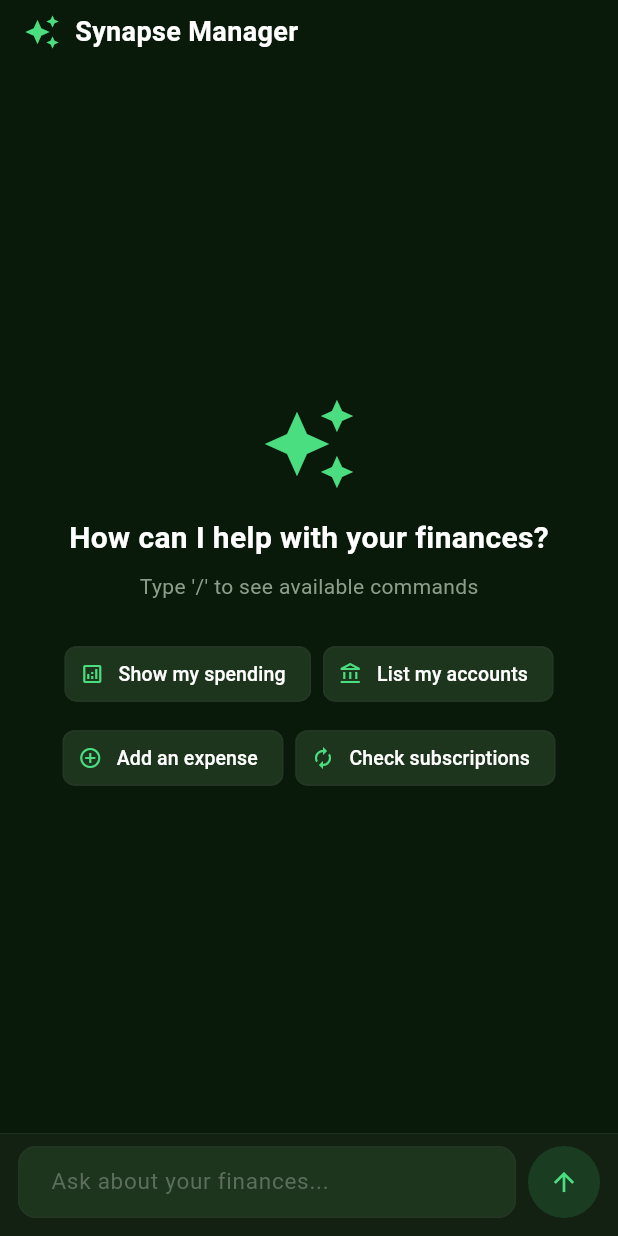
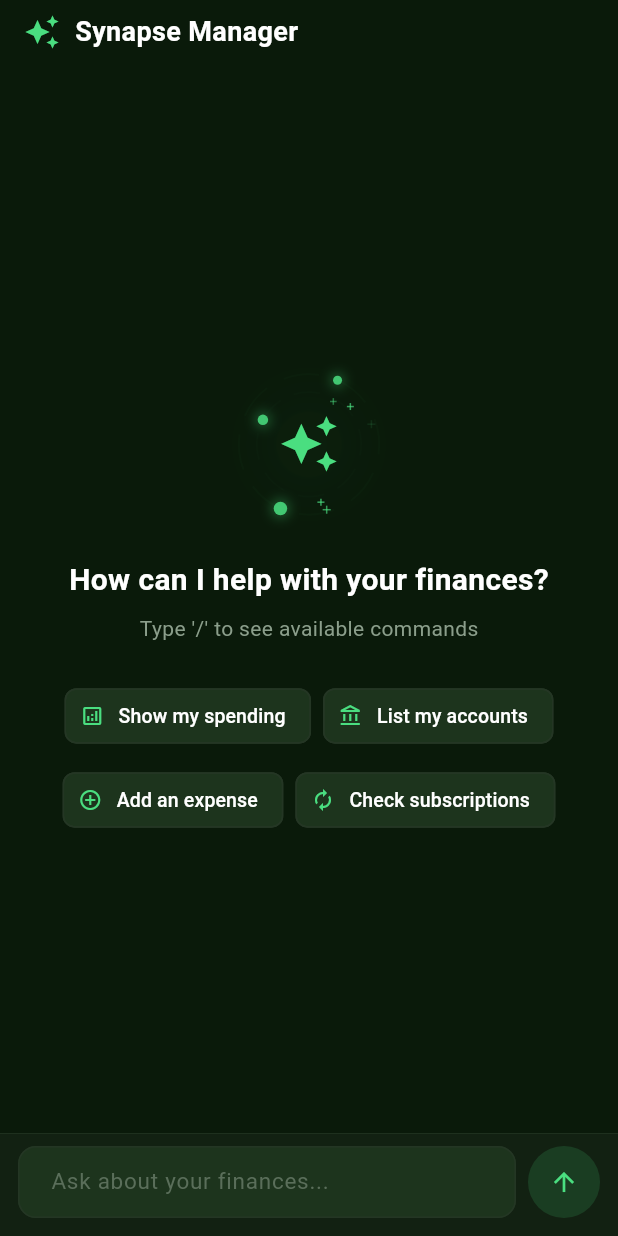
Before and after one commit to iamc1oud/SynapseFinance, a Flutter app: the ChatPage widget shown alone on an empty page, opened directly, on a phone screen of 412 x 824 dp. Run offline on Flutter 3.47's test engine with Material 3 defaults, Android fonts, the phone set to English and light mode, and no system bars; our stand-ins replace dartz, dio, equatable, flutter_bloc, flutter_markdown, flutter_secure_storage and 6 more; accounts and stored records are empty; generated files the repository leaves out were written again; network calls fail.

Commit message:
feat(assistant): added sci-fi animation for loader.

```diff
--- a/frontend/synapse_finance/lib/features/assistant/presentation/bloc/chat_cubit.dart
+++ b/frontend/synapse_finance/lib/features/assistant/presentation/bloc/chat_cubit.dart
@@ -28,6 +28,10 @@ class ChatCubit extends Cubit<ChatState> {
   String _categoriesContext = '';
   String _currencyContext = '';
   bool _contextLoaded = false;
+
+  /// Lookup maps for resolving IDs to names in interactive cards.
+  final Map<int, String> _accountNames = {};
+  final Map<int, String> _categoryNames = {};
 
   ChatCubit(this._aiService, this._toolRegistry, this._toolExecutor)
     : super(const ChatState()) {
@@ -190,6 +194,25 @@ class ChatCubit extends Cubit<ChatState> {
               }),
             });
 
+            // Enrich with display names for the card UI
+            final enriched = Map<String, dynamic>.from(arguments);
+            if (enriched.containsKey('account_id')) {
+              enriched['account_name'] =
+                  _accountNames[enriched['account_id']] ?? 'Account #${enriched['account_id']}';
+            }
+            if (enriched.containsKey('from_account_id')) {
+              enriched['from_account_name'] =
+                  _accountNames[enriched['from_account_id']] ?? 'Account #${enriched['from_account_id']}';
+            }
+            if (enriched.containsKey('to_account_id')) {
+              enriched['to_account_name'] =
+                  _accountNames[enriched['to_account_id']] ?? 'Account #${enriched['to_account_id']}';
+            }
+            if (enriched.containsKey('category_id')) {
+              enriched['category_name'] =
+                  _categoryNames[enriched['category_id']] ?? 'Category #${enriched['category_id']}';
+            }
+
             // Show interactive card — don't execute yet
             final cardType = _getCardType(toolName);
             _addMessage(
@@ -198,7 +221,7 @@ class ChatCubit extends Cubit<ChatState> {
                 timestamp: DateTime.now(),
                 cardType: cardType,
                 toolName: toolName,
-                data: arguments,
+                data: enriched,
               ),
             );
           } else {
@@ -311,6 +334,10 @@ class ChatCubit extends Cubit<ChatState> {
     try {
       final accountsResult = await _toolExecutor.execute('list_accounts', {});
       final accounts = accountsResult['accounts'] as List;
+      _accountNames.clear();
+      for (final a in accounts) {
+        _accountNames[a['id'] as int] = a['name'] as String;
+      }
       _accountsContext = accounts
           .map(
             (a) =>
@@ -323,6 +350,10 @@ class ChatCubit extends Cubit<ChatState> {
         {},
       );
       final categories = categoriesResult['categories'] as List;
+      _categoryNames.clear();
+      for (final c in categories) {
+        _categoryNames[c['id'] as int] = c['name'] as String;
+      }
       _categoriesContext = categories
           .map(
             (c) =>
--- a/frontend/synapse_finance/lib/features/assistant/presentation/pages/chat_page.dart
+++ b/frontend/synapse_finance/lib/features/assistant/presentation/pages/chat_page.dart
@@ -7,6 +7,7 @@ import '../bloc/chat_state.dart';
 import '../widgets/chat_input_bar.dart';
 import '../widgets/command_overlay.dart';
 import '../widgets/message_bubble.dart';
+import '../widgets/ai_icon_animation.dart';
 import '../widgets/thinking_indicator.dart';
 
 class ChatPage extends StatefulWidget {
@@ -136,7 +137,7 @@ class _ChatPageState extends State<ChatPage> {
       children: [
         _buildAppBar(context),
         const Spacer(),
-        Icon(Icons.auto_awesome, size: 64, color: c.primary),
+        const AiIconAnimation(size: 120),
         const SizedBox(height: 16),
         Text(
           'How can I help with your finances?',
--- /dev/null
+++ b/frontend/synapse_finance/lib/features/assistant/presentation/widgets/ai_icon_animation.dart
@@ -0,0 +1,244 @@
+import 'dart:math' as math;
+
+import 'package:flutter/material.dart';
+
+import '../../../../core/theme/app_colors.dart';
+
+class AiIconAnimation extends StatefulWidget {
+  final double size;
+  const AiIconAnimation({super.key, this.size = 100});
+
+  @override
+  State<AiIconAnimation> createState() => _AiIconAnimationState();
+}
+
+class _AiIconAnimationState extends State<AiIconAnimation>
+    with TickerProviderStateMixin {
+  late final AnimationController _orbitController;
+  late final AnimationController _innerOrbitController;
+  late final AnimationController _pulseController;
+  late final AnimationController _sparkleController;
+
+  @override
+  void initState() {
+    super.initState();
+
+    // Outer ring: 6 seconds per revolution
+    _orbitController = AnimationController(
+      vsync: this,
+      duration: const Duration(seconds: 6),
+    )..repeat();
+
+    // Inner ring: separate controller, opposite direction, 4.5s per revolution
+    _innerOrbitController = AnimationController(
+      vsync: this,
+      duration: const Duration(milliseconds: 4500),
+    )..repeat();
+
+    // Pulse: linear for smooth continuous breathing
+    _pulseController = AnimationController(
+      vsync: this,
+      duration: const Duration(milliseconds: 3000),
+    )..repeat();
+
+    _sparkleController = AnimationController(
+      vsync: this,
+      duration: const Duration(seconds: 5),
+    )..repeat();
+  }
+
+  @override
+  void dispose() {
+    _orbitController.dispose();
+    _innerOrbitController.dispose();
+    _pulseController.dispose();
+    _sparkleController.dispose();
+    super.dispose();
+  }
+
+  @override
+  Widget build(BuildContext context) {
+    final c = context.appColors;
+    final size = widget.size;
+
+    return SizedBox(
+      width: size,
+      height: size,
+      child: AnimatedBuilder(
+        animation: Listenable.merge([
+          _orbitController,
+          _innerOrbitController,
+          _pulseController,
+          _sparkleController,
+        ]),
+        builder: (context, _) {
+          // Smooth sine-based pulse (no snapping at endpoints)
+          final pulseValue =
+              0.5 + 0.5 * math.sin(_pulseController.value * 2 * math.pi);
+
+          return CustomPaint(
+            painter: _AiIconPainter(
+              primaryColor: c.primary,
+              outerOrbit: _orbitController.value,
+              innerOrbit: _innerOrbitController.value,
+              pulseValue: pulseValue,
+              sparkleProgress: _sparkleController.value,
+            ),
+            child: Center(
+              child: Transform.scale(
+                scale: 0.92 + (pulseValue * 0.08),
+                child: Icon(
+                  Icons.auto_awesome,
+                  size: size * 0.36,
+                  color: c.primary,
+                ),
+              ),
+            ),
+          );
+        },
+      ),
+    );
+  }
+}
+
+class _AiIconPainter extends CustomPainter {
+  final Color primaryColor;
+  final double outerOrbit;
+  final double innerOrbit;
+  final double pulseValue;
+  final double sparkleProgress;
+
+  _AiIconPainter({
+    required this.primaryColor,
+    required this.outerOrbit,
+    required this.innerOrbit,
+    required this.pulseValue,
+    required this.sparkleProgress,
+  });
+
+  @override
+  void paint(Canvas canvas, Size size) {
+    final center = Offset(size.width / 2, size.height / 2);
+    final radius = size.width / 2;
+
+    // Pulsing glow
+    final glowPaint = Paint()
+      ..color = primaryColor.withValues(alpha: 0.08 * pulseValue)
+      ..maskFilter = const MaskFilter.blur(BlurStyle.normal, 20);
+    canvas.drawCircle(center, radius * 0.7, glowPaint);
+
+    final innerGlow = Paint()
+      ..color = primaryColor.withValues(alpha: 0.12 * pulseValue)
+      ..maskFilter = const MaskFilter.blur(BlurStyle.normal, 10);
+    canvas.drawCircle(center, radius * 0.4, innerGlow);
+
+    // Outer orbit ring (clockwise)
+    _drawOrbitRing(canvas, center, radius * 0.78, outerOrbit, 0.15);
+    // Inner orbit ring (counter-clockwise, own controller)
+    _drawOrbitRing(canvas, center, radius * 0.58, -innerOrbit, 0.10);
+
+    // Orbiting dots on outer ring
+    _drawOrbitDot(canvas, center, radius * 0.78, outerOrbit, 4.5);
+    _drawOrbitDot(canvas, center, radius * 0.78, outerOrbit + 0.5, 3.0);
+    // Orbiting dot on inner ring
+    _drawOrbitDot(canvas, center, radius * 0.58, -innerOrbit, 3.5);
+
+    // Sparkle particles
+    _drawSparkles(canvas, center, radius);
+  }
+
+  void _drawOrbitRing(
+    Canvas canvas,
+    Offset center,
+    double radius,
+    double progress,
+    double opacity,
+  ) {
+    final paint = Paint()
+      ..color = primaryColor.withValues(alpha: opacity * pulseValue)
+      ..style = PaintingStyle.stroke
+      ..strokeWidth = 1.2;
+
+    const segments = 8;
+    const gapRatio = 0.35;
+    final segmentAngle = (2 * math.pi / segments) * (1 - gapRatio);
+    final totalAngle = 2 * math.pi / segments;
+
+    for (int i = 0; i < segments; i++) {
+      final startAngle = (i * totalAngle) + (progress * 2 * math.pi);
+      canvas.drawArc(
+        Rect.fromCircle(center: center, radius: radius),
+        startAngle,
+        segmentAngle,
+        false,
+        paint,
+      );
+    }
+  }
+
+  void _drawOrbitDot(
+    Canvas canvas,
+    Offset center,
+    double radius,
+    double progress,
+    double dotRadius,
+  ) {
+    final angle = progress * 2 * math.pi;
+    final dotCenter = Offset(
+      center.dx + radius * math.cos(angle),
+      center.dy + radius * math.sin(angle),
+    );
+
+    // Glow behind dot
+    final glowPaint = Paint()
+      ..color = primaryColor.withValues(alpha: 0.3)
+      ..maskFilter = const MaskFilter.blur(BlurStyle.normal, 4);
+    canvas.drawCircle(dotCenter, dotRadius + 2, glowPaint);
+
+    // Dot
+    final dotPaint = Paint()..color = primaryColor.withValues(alpha: 0.85);
+    canvas.drawCircle(dotCenter, dotRadius, dotPaint);
+  }
+
+  void _drawSparkles(Canvas canvas, Offset center, double radius) {
+    final rng = math.Random(42);
+
+    for (int i = 0; i < 5; i++) {
+      final baseAngle = rng.nextDouble() * 2 * math.pi;
+      final dist = radius * (0.45 + rng.nextDouble() * 0.5);
+      final speed = 0.8 + rng.nextDouble() * 0.4;
+      final phase = rng.nextDouble();
+
+      final t = ((sparkleProgress * speed) + phase) % 1.0;
+      // Smooth sine fade in/out (no snapping)
+      final alpha = math.sin(t * math.pi);
+
+      final angle = baseAngle + sparkleProgress * math.pi * 0.3;
+      final pos = Offset(
+        center.dx + dist * math.cos(angle),
+        center.dy + dist * math.sin(angle),
+      );
+
+      final sparkSize = 1.5 + rng.nextDouble() * 1.5;
+
+      final paint = Paint()
+        ..color = primaryColor.withValues(alpha: alpha * 0.7)
+        ..strokeWidth = 1.0;
+
+      // Draw small cross sparkle
+      canvas.drawLine(
+        pos.translate(-sparkSize, 0),
+        pos.translate(sparkSize, 0),
+        paint,
+      );
+      canvas.drawLine(
+        pos.translate(0, -sparkSize),
+        pos.translate(0, sparkSize),
+        paint,
+      );
+    }
+  }
+
+  @override
+  bool shouldRepaint(_AiIconPainter oldDelegate) => true;
+}
--- a/frontend/synapse_finance/lib/features/assistant/presentation/widgets/interactive_cards/transaction_confirm_card.dart
+++ b/frontend/synapse_finance/lib/features/assistant/presentation/widgets/interactive_cards/transaction_confirm_card.dart
@@ -82,7 +82,7 @@ class TransactionConfirmCard extends StatelessWidget {
             if (data['account_id'] != null)
               _DetailRow(
                 label: 'Account',
-                value: 'Account #${data['account_id']}',
+                value: (data['account_name'] as String?) ?? 'Account #${data['account_id']}',
                 colors: c,
               ),
 
@@ -90,13 +90,13 @@ class TransactionConfirmCard extends StatelessWidget {
             if (data['from_account_id'] != null)
               _DetailRow(
                 label: 'From',
-                value: 'Account #${data['from_account_id']}',
+                value: (data['from_account_name'] as String?) ?? 'Account #${data['from_account_id']}',
                 colors: c,
               ),
             if (data['to_account_id'] != null)
               _DetailRow(
                 label: 'To',
-                value: 'Account #${data['to_account_id']}',
+                value: (data['to_account_name'] as String?) ?? 'Account #${data['to_account_id']}',
                 colors: c,
               ),
 
@@ -104,7 +104,7 @@ class TransactionConfirmCard extends StatelessWidget {
             if (data['category_id'] != null)
               _DetailRow(
                 label: 'Category',
-                value: 'Category #${data['category_id']}',
+                value: (data['category_name'] as String?) ?? 'Category #${data['category_id']}',
                 colors: c,
               ),
 
```
